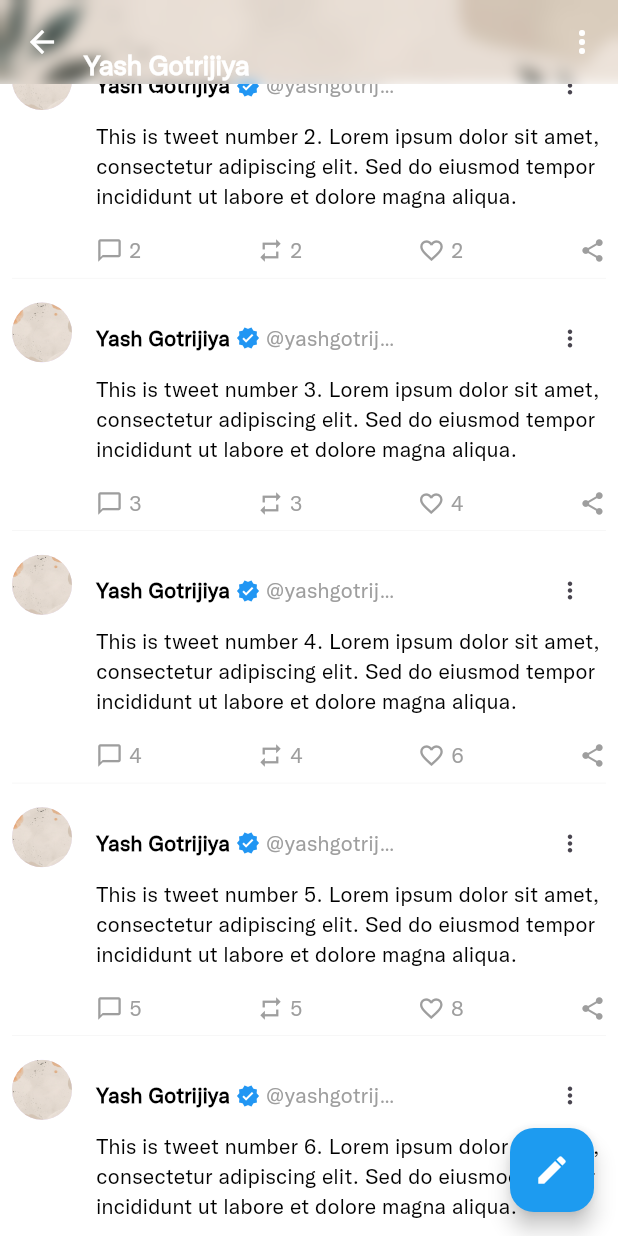
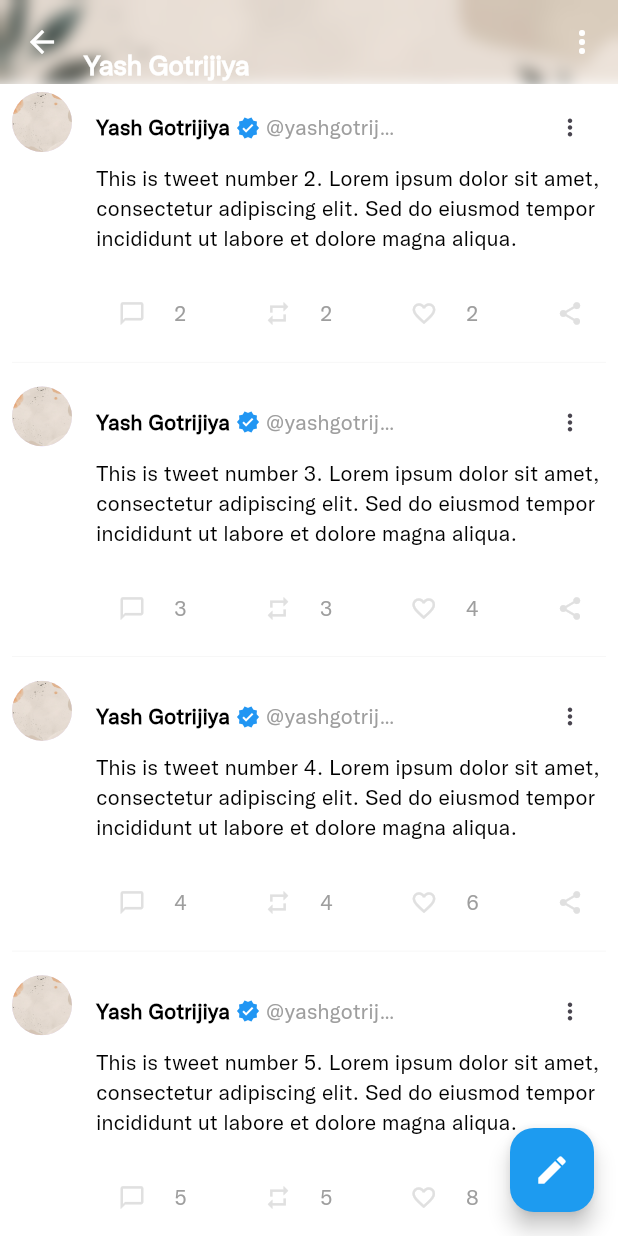
Before and after one commit to YashG92/twitter_clone, a Flutter app: the UserProfileView screen opened by its route, scrolled down 576 dp, on a phone screen of 412 x 824 dp. Run offline on Flutter 3.47's test engine with Material 3 defaults, Android fonts, the phone set to English and light mode, and no system bars; our stand-ins replace cloud_firestore, connectivity_plus, firebase_auth, firebase_core, flutter_svg, get and 2 more; accounts and stored records are empty; generated files the repository leaves out were written again.

Commit message:
action icon to iconbutton

```diff
--- a/lib/feature/personalization/view/user_profile/user_profile_view.dart
+++ b/lib/feature/personalization/view/user_profile/user_profile_view.dart
@@ -150,7 +150,7 @@ class UserProfileView extends StatelessWidget {
   Widget _buildTweetActionButton(IconData icon, String count) {
     return Row(
       children: [
-        Icon(icon, size: 18, color: Colors.grey),
+        IconButton(onPressed: () {  }, icon: Icon(icon,size: 18,color: Palette.grey,),),
         if (count.isNotEmpty) SizedBox(width: 4),
         if (count.isNotEmpty) Text(count, style: TextStyle(color: Colors.grey)),
       ],
```
Also changed, not shown: lib/bottom_nav_bar.dart (added).
